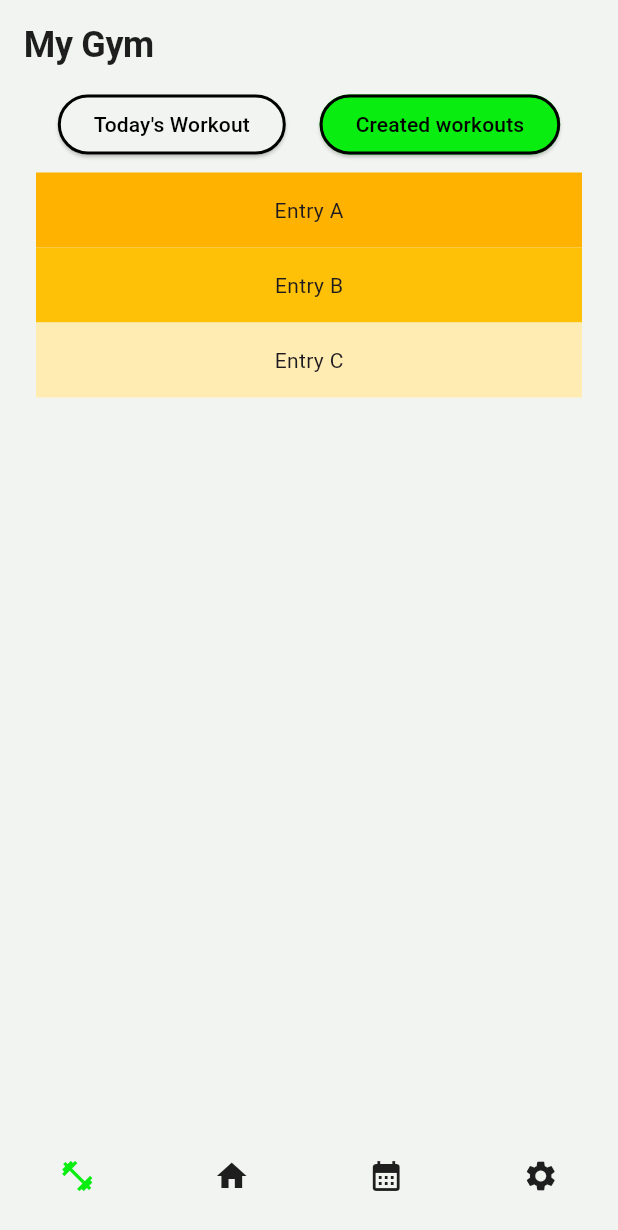
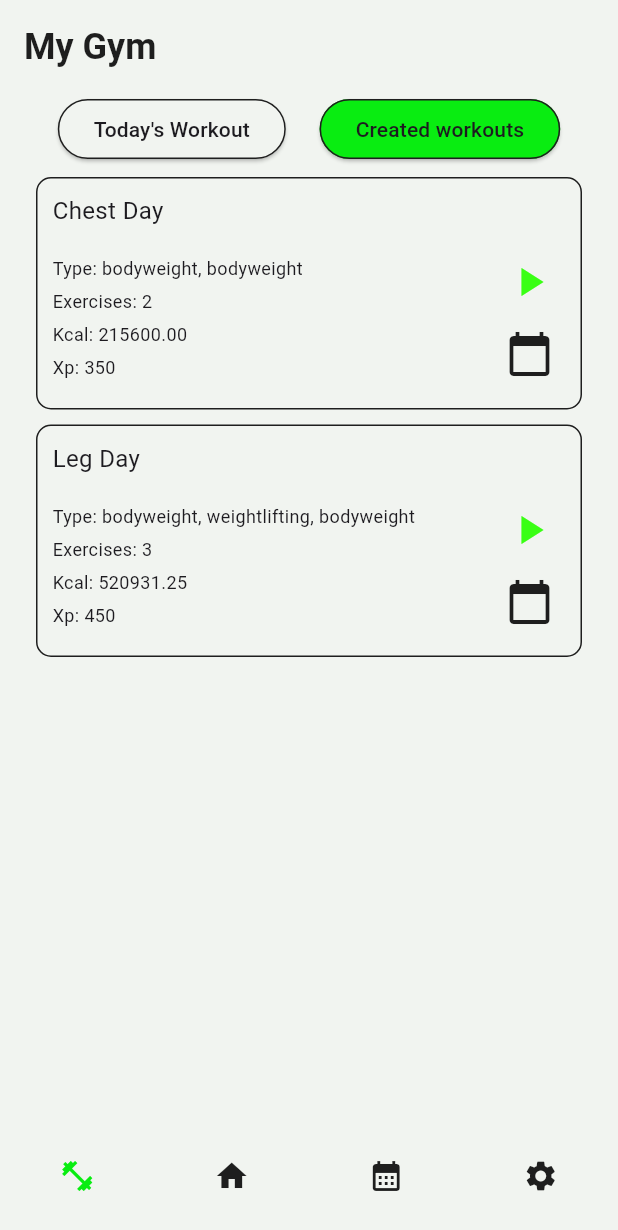
Before and after one commit to TakeOff30/fit_rep, a Flutter app: the screen it shows after launch, on a phone screen of 412 x 824 dp. Shown: the top 1230 px of the screen. Run offline on Flutter 3.47's test engine with Material 3 defaults, Android fonts, the phone set to English and light mode, and no system bars.

Commit message:
improve styles, add logic to workout card

```diff
--- a/lib/components/filter_card.dart
+++ b/lib/components/filter_card.dart
@@ -12,7 +12,7 @@ class _FilterCardState extends State<FilterCard> {
         child: Column(
       children: <Widget>[
         Text('Filter Workouts',
-            style: Theme.of(context).textTheme.displayMedium),
+            style: Theme.of(context).textTheme.headlineMedium),
         const SizedBox(height: 16),
         Expanded(
           child: Row(
--- /dev/null
+++ b/lib/components/workout_card.dart
@@ -0,0 +1,109 @@
+import 'package:fit_rep/models/workout.dart';
+import 'package:fit_rep/providers/settings_manager.dart';
+import 'package:flutter/material.dart';
+import 'package:provider/provider.dart';
+
+class WorkoutCard extends StatelessWidget {
+  final Workout workout;
+
+  const WorkoutCard({Key? key, required this.workout}) : super(key: key);
+
+  @override
+  Widget build(BuildContext context) {
+    final settingsProvider =
+        Provider.of<SettingsManager>(context, listen: false);
+
+    return Container(
+      width: double.infinity,
+      height: 155,
+      decoration: BoxDecoration(
+        borderRadius: BorderRadius.circular(10),
+        border: Border.all(
+            color: settingsProvider.isDarkMode
+                ? Theme.of(context).primaryColorLight
+                : Theme.of(context).primaryColorDark,
+            width: 1),
+      ),
+      padding: const EdgeInsets.all(10),
+      margin: const EdgeInsets.only(bottom: 10),
+      child: Column(
+        crossAxisAlignment: CrossAxisAlignment.start,
+        children: <Widget>[
+          Text(
+            workout.name,
+            style: const TextStyle(
+              fontSize: 16,
+              fontFamily: 'Roboto',
+            ),
+          ),
+          const SizedBox(height: 10), // Spazio tra titolo e contenuti
+          Expanded(
+            child: Row(
+              mainAxisAlignment: MainAxisAlignment.spaceBetween,
+              children: [
+                Column(
+                  crossAxisAlignment: CrossAxisAlignment.start,
+                  mainAxisSize: MainAxisSize.min,
+                  children: [
+                    Text(
+                      'Type: ${workout.exerciseTypes().join(', ')}',
+                      style: TextStyle(
+                        fontSize:
+                            Theme.of(context).textTheme.bodySmall!.fontSize,
+                        fontFamily: 'Roboto',
+                      ),
+                    ),
+                    const SizedBox(height: 5),
+                    Text(
+                      'Exercises: ${workout.exercises.length}',
+                      style: TextStyle(
+                        fontSize:
+                            Theme.of(context).textTheme.bodySmall!.fontSize,
+                        fontFamily: 'Roboto',
+                      ),
+                    ),
+                    const SizedBox(height: 5),
+                    Text(
+                      'Kcal: ${workout.calculateCaloriesBurned(settingsProvider.weight).toStringAsFixed(2)}',
+                      style: TextStyle(
+                        fontSize:
+                            Theme.of(context).textTheme.bodySmall!.fontSize,
+                        fontFamily: 'Roboto',
+                      ),
+                    ),
+                    const SizedBox(height: 5),
+                    Text(
+                      'Xp: ${workout.calculateXP()}',
+                      style: TextStyle(
+                        fontSize:
+                            Theme.of(context).textTheme.bodySmall!.fontSize,
+                        fontFamily: 'Roboto',
+                      ),
+                    ),
+                  ],
+                ),
+                Column(
+                  mainAxisSize: MainAxisSize.min,
+                  children: [
+                    IconButton(
+                        onPressed: () {
+                          //Navigator.of(context).pushNamed('/workout',
+                          //    arguments: {'workout': workout});
+                        },
+                        icon: Icon(Icons.play_arrow,
+                            color: Color(0xFF39FF14), size: 32)),
+                    IconButton(
+                        onPressed: () {
+                          //Navigator.of(context).pushNamed('/calendar');
+                        },
+                        icon: Icon(Icons.calendar_today, size: 32)),
+                  ],
+                ),
+              ],
+            ),
+          ),
+        ],
+      ),
+    );
+  }
+}
--- a/lib/models/workout.dart
+++ b/lib/models/workout.dart
@@ -13,22 +13,11 @@ class Workout {
     this.exercises,
   );
 
-  List<ExerciseType> exerciseTypes() {
-    return exercises.keys.map((e) => e.type).toList();
+  List<String> exerciseTypes() {
+    return exercises.keys.map((e) => e.type.name.toLowerCase()).toList();
   }
-}
 
-class CompletedWorkout extends Workout {
-  final DateTime date;
-  final int burnedCalories;
-  final Duration duration;
-  @override
-  final String id = const Uuid().v4();
-
-  CompletedWorkout(workout, this.date, this.burnedCalories, this.duration)
-      : super(workout.name, workout.exercises);
-
-  double calculateCaloriesBurned(double userWeight) {
+  double calculateCaloriesBurned(int userWeight) {
     double totalCalories = 0;
     exercises.forEach((exercise, sets) {
       double exerciseCalories = 0;
@@ -49,6 +38,33 @@ class CompletedWorkout extends Workout {
     });
     return totalCalories;
   }
+
+  int calculateXP() {
+    int totalXP = 0;
+    exercises.forEach((exercise, sets) {
+      int exerciseXP = 0;
+      for (var exeSet in sets) {
+        if (exeSet.isTimed) {
+          exerciseXP += exeSet.executionTime;
+        } else {
+          exerciseXP += exeSet.reps * 5;
+        }
+      }
+      totalXP += exerciseXP;
+    });
+    return totalXP;
+  }
+}
+
+class CompletedWorkout extends Workout {
+  final DateTime date;
+  final int burnedCalories;
+  final Duration duration;
+  @override
+  final String id = const Uuid().v4();
+
+  CompletedWorkout(workout, this.date, this.burnedCalories, this.duration)
+      : super(workout.name, workout.exercises);
 }
 
 class PlannedWorkout extends Workout {
--- a/lib/screens/my_gym_screen.dart
+++ b/lib/screens/my_gym_screen.dart
@@ -1,5 +1,7 @@
 import 'package:fit_rep/components/filter_card.dart';
+import 'package:fit_rep/components/workout_card.dart';
 import 'package:fit_rep/models/workout.dart';
+import 'package:fit_rep/providers/settings_manager.dart';
 import 'package:fit_rep/providers/workouts_manager.dart';
 import 'package:flutter/material.dart';
 import 'package:provider/provider.dart';
@@ -18,6 +20,8 @@ class MyGymScreenState extends State<MyGymScreen> {
   @override
   Widget build(BuildContext context) {
     var workoutsProvider = Provider.of<WorkoutsManager>(context);
+    var settingsProvider = Provider.of<SettingsManager>(context);
+    toShow = workoutsProvider.workouts;
 
     return Padding(
       padding: const EdgeInsets.all(16.0),
@@ -26,8 +30,8 @@ class MyGymScreenState extends State<MyGymScreen> {
         children: <Widget>[
           Align(
             alignment: Alignment.centerLeft,
-            child:
-                Text('My Gym', style: Theme.of(context).textTheme.displayLarge),
+            child: Text('My Gym',
+                style: Theme.of(context).textTheme.headlineLarge),
           ),
           const SizedBox(height: 16),
           Row(
@@ -44,16 +48,22 @@ class MyGymScreenState extends State<MyGymScreen> {
                   backgroundColor: MaterialStateProperty.all<Color>(
                     isTodayWorkout
                         ? Theme.of(context).primaryColor
-                        : Theme.of(context).primaryColorLight,
+                        : settingsProvider.isDarkMode
+                            ? Theme.of(context).primaryColorDark
+                            : Theme.of(context).primaryColorLight,
                   ),
                   side: MaterialStateProperty.all<BorderSide>(
-                    const BorderSide(color: Colors.black, width: 2),
+                    BorderSide(
+                        width: 1,
+                        color: settingsProvider.isDarkMode
+                            ? Theme.of(context).primaryColorLight
+                            : Theme.of(context).primaryColorDark),
                   ),
                 ),
-                child: const Text(
+                child: Text(
                   'Today\'s Workout',
                   style: TextStyle(
-                    color: Colors.black,
+                    color: settingsProvider.theme.textTheme.bodyLarge!.color,
                   ),
                 ),
               ),
@@ -68,16 +78,22 @@ class MyGymScreenState extends State<MyGymScreen> {
                   backgroundColor: MaterialStateProperty.all<Color>(
                     !isTodayWorkout
                         ? Theme.of(context).primaryColor
-                        : Theme.of(context).primaryColorLight,
+                        : settingsProvider.isDarkMode
+                            ? Theme.of(context).primaryColorDark
+                            : Theme.of(context).primaryColorLight,
                   ),
                   side: MaterialStateProperty.all<BorderSide>(
-                    const BorderSide(color: Colors.black, width: 2),
+                    BorderSide(
+                        color: settingsProvider.isDarkMode
+                            ? Theme.of(context).primaryColorLight
+                            : Theme.of(context).primaryColorDark,
+                        width: 1),
                   ),
                 ),
-                child: const Text(
+                child: Text(
                   'Created workouts',
                   style: TextStyle(
-                    color: Colors.black,
+                    color: settingsProvider.theme.textTheme.bodyLarge!.color,
                   ),
                 ),
               ),
@@ -87,21 +103,7 @@ class MyGymScreenState extends State<MyGymScreen> {
             child: ListView(
               padding: const EdgeInsets.all(8),
               children: <Widget>[
-                Container(
-                  height: 50,
-                  color: Colors.amber[600],
-                  child: const Center(child: Text('Entry A')),
-                ),
-                Container(
-                  height: 50,
-                  color: Colors.amber[500],
-                  child: const Center(child: Text('Entry B')),
-                ),
-                Container(
-                  height: 50,
-                  color: Colors.amber[100],
-                  child: const Center(child: Text('Entry C')),
-                ),
+                for (var workout in toShow) WorkoutCard(workout: workout)
               ],
             ),
           ),
--- a/lib/screens/settings_screen.dart
+++ b/lib/screens/settings_screen.dart
@@ -17,14 +17,13 @@ class _SettingsScreenState extends State<SettingsScreen> {
       child: Column(
         mainAxisAlignment: MainAxisAlignment.start,
         children: <Widget>[
-          Text('Settings', style: Theme.of(context).textTheme.displayLarge),
+          Text('Settings', style: Theme.of(context).textTheme.headlineLarge),
           const SizedBox(height: 16),
           Expanded(
             child: Row(
               mainAxisAlignment: MainAxisAlignment.spaceBetween,
               children: <Widget>[
-                Text('Dark Mode',
-                    style: Theme.of(context).textTheme.displayMedium),
+                Text('Dark Mode', style: Theme.of(context).textTheme.bodyLarge),
                 Switch(
                   activeColor: Theme.of(context).primaryColor,
                   value: context.watch<SettingsManager>().isDarkMode,
@@ -41,7 +40,7 @@ class _SettingsScreenState extends State<SettingsScreen> {
               mainAxisAlignment: MainAxisAlignment.spaceBetween,
               children: <Widget>[
                 Text('Notifications',
-                    style: Theme.of(context).textTheme.displayMedium),
+                    style: Theme.of(context).textTheme.bodyLarge),
                 Switch(
                   activeColor: Theme.of(context).primaryColor,
                   value: settingsProvider.isNotificationEnabled,
@@ -58,7 +57,7 @@ class _SettingsScreenState extends State<SettingsScreen> {
               children: <Widget>[
                 Text('Height',
                     textAlign: TextAlign.center,
-                    style: Theme.of(context).textTheme.displayMedium),
+                    style: Theme.of(context).textTheme.bodyLarge),
                 TextField(
                   textAlign: TextAlign.right,
                   maxLength: 3,
@@ -72,7 +71,7 @@ class _SettingsScreenState extends State<SettingsScreen> {
                 ),
                 Text('cm',
                     textAlign: TextAlign.center,
-                    style: Theme.of(context).textTheme.displayMedium),
+                    style: Theme.of(context).textTheme.bodyLarge),
               ],
             ),
           ),
@@ -82,7 +81,7 @@ class _SettingsScreenState extends State<SettingsScreen> {
               children: <Widget>[
                 Text('Weight',
                     textAlign: TextAlign.center,
-                    style: Theme.of(context).textTheme.displayMedium),
+                    style: Theme.of(context).textTheme.bodyLarge),
                 TextField(
                   textAlign: TextAlign.right,
                   maxLength: 3,
@@ -96,7 +95,7 @@ class _SettingsScreenState extends State<SettingsScreen> {
                 ),
                 Text('kg',
                     textAlign: TextAlign.center,
-                    style: Theme.of(context).textTheme.displayMedium),
+                    style: Theme.of(context).textTheme.bodyLarge),
               ],
             ),
           )
--- a/lib/themes.dart
+++ b/lib/themes.dart
@@ -11,12 +11,19 @@ class FitRepTheme {
       primaryColorLight: lightColor,
       primaryColorDark: darkColor,
       scaffoldBackgroundColor: lightColor,
+      buttonTheme: ButtonThemeData(
+        buttonColor: lightColor,
+      ),
+      iconButtonTheme: IconButtonThemeData(
+          style: ButtonStyle(iconColor: MaterialStateProperty.all(darkColor))),
+      iconTheme: IconThemeData(color: darkColor),
       inputDecorationTheme: InputDecorationTheme(
         focusedBorder: UnderlineInputBorder(
           borderSide: BorderSide(
               color: primaryColor, style: BorderStyle.solid, width: 3),
         ),
         hintStyle: TextStyle(color: darkColor),
+        labelStyle: TextStyle(color: darkColor),
       ),
       navigationBarTheme: NavigationBarThemeData(
         indicatorShape: CircleBorder(),
@@ -25,19 +32,19 @@ class FitRepTheme {
         indicatorColor: Colors.transparent,
       ),
       textTheme: TextTheme(
-        displayLarge: TextStyle(
+        headlineLarge: TextStyle(
           fontFamily: 'Roboto',
           fontSize: 24,
           fontWeight: FontWeight.bold,
           color: darkColor,
         ),
-        displayMedium: TextStyle(
+        headlineMedium: TextStyle(
           fontSize: 18,
           fontFamily: 'Roboto',
           fontWeight: FontWeight.bold,
           color: darkColor,
         ),
-        displaySmall: TextStyle(
+        headlineSmall: TextStyle(
           fontSize: 14,
           fontWeight: FontWeight.bold,
           color: darkColor,
@@ -52,12 +59,19 @@ class FitRepTheme {
       primaryColorLight: lightColor,
       primaryColorDark: darkColor,
       scaffoldBackgroundColor: darkColor,
+      buttonTheme: ButtonThemeData(
+        buttonColor: darkColor,
+      ),
+      iconButtonTheme: IconButtonThemeData(
+          style: ButtonStyle(iconColor: MaterialStateProperty.all(lightColor))),
+      iconTheme: IconThemeData(color: lightColor),
       inputDecorationTheme: InputDecorationTheme(
         focusedBorder: UnderlineInputBorder(
           borderSide: BorderSide(
               color: primaryColor, style: BorderStyle.solid, width: 3),
         ),
         hintStyle: TextStyle(color: lightColor),
+        labelStyle: TextStyle(color: lightColor),
       ),
       navigationBarTheme: NavigationBarThemeData(
         indicatorShape: CircleBorder(),
@@ -66,19 +80,31 @@ class FitRepTheme {
         indicatorColor: Colors.transparent,
       ),
       textTheme: TextTheme(
-        displayLarge: TextStyle(
+        headlineLarge: TextStyle(
           fontSize: 24,
           fontWeight: FontWeight.bold,
           color: lightColor,
         ),
-        displayMedium: TextStyle(
+        headlineMedium: TextStyle(
+          fontSize: 20,
+          fontWeight: FontWeight.bold,
+          color: lightColor,
+        ),
+        headlineSmall: TextStyle(
           fontSize: 18,
           fontWeight: FontWeight.bold,
           color: lightColor,
         ),
-        displaySmall: TextStyle(
+        bodyLarge: TextStyle(
+          fontSize: 16,
+          color: lightColor,
+        ),
+        bodyMedium: TextStyle(
           fontSize: 14,
-          fontWeight: FontWeight.bold,
+          color: lightColor,
+        ),
+        bodySmall: TextStyle(
+          fontSize: 12,
           color: lightColor,
         ),
       ),
```
